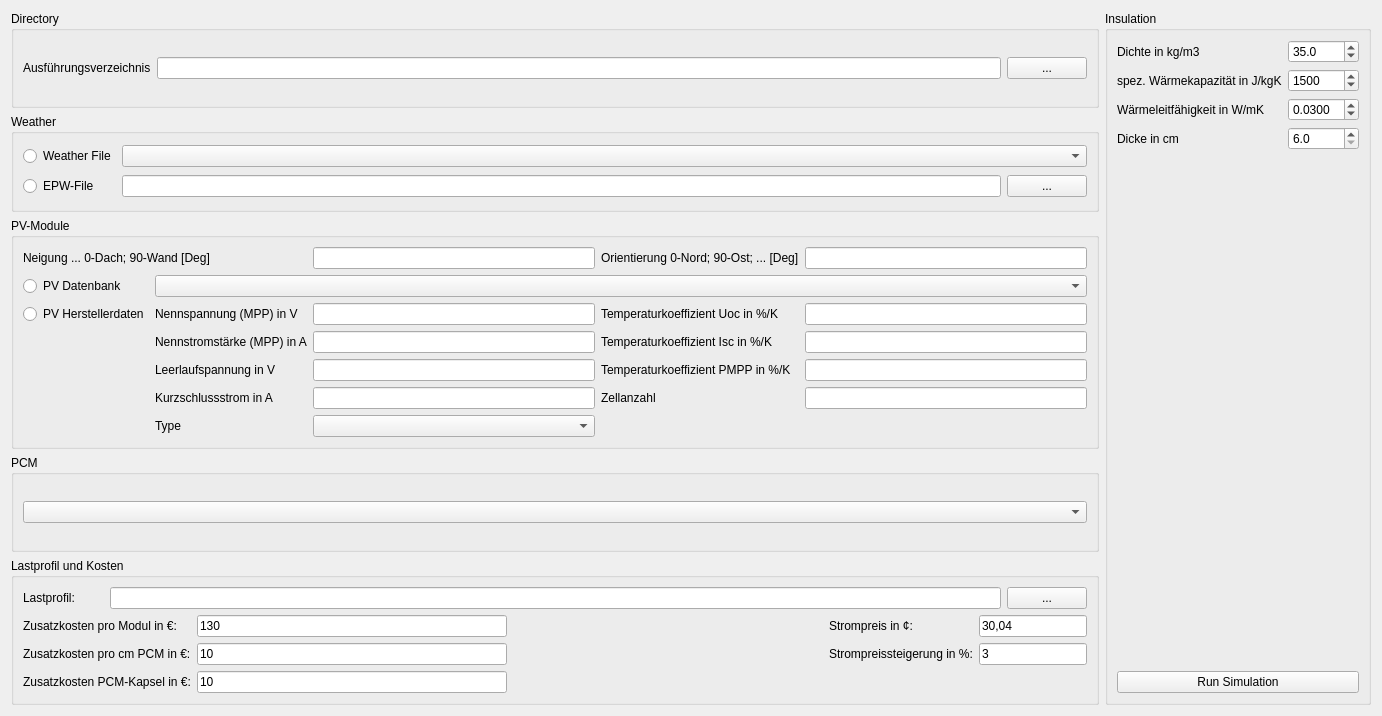
The window that PVTool/src/PVToolWidget.ui (Arombolosh/PVTool) describes before a commit, drawn with Qt 5.
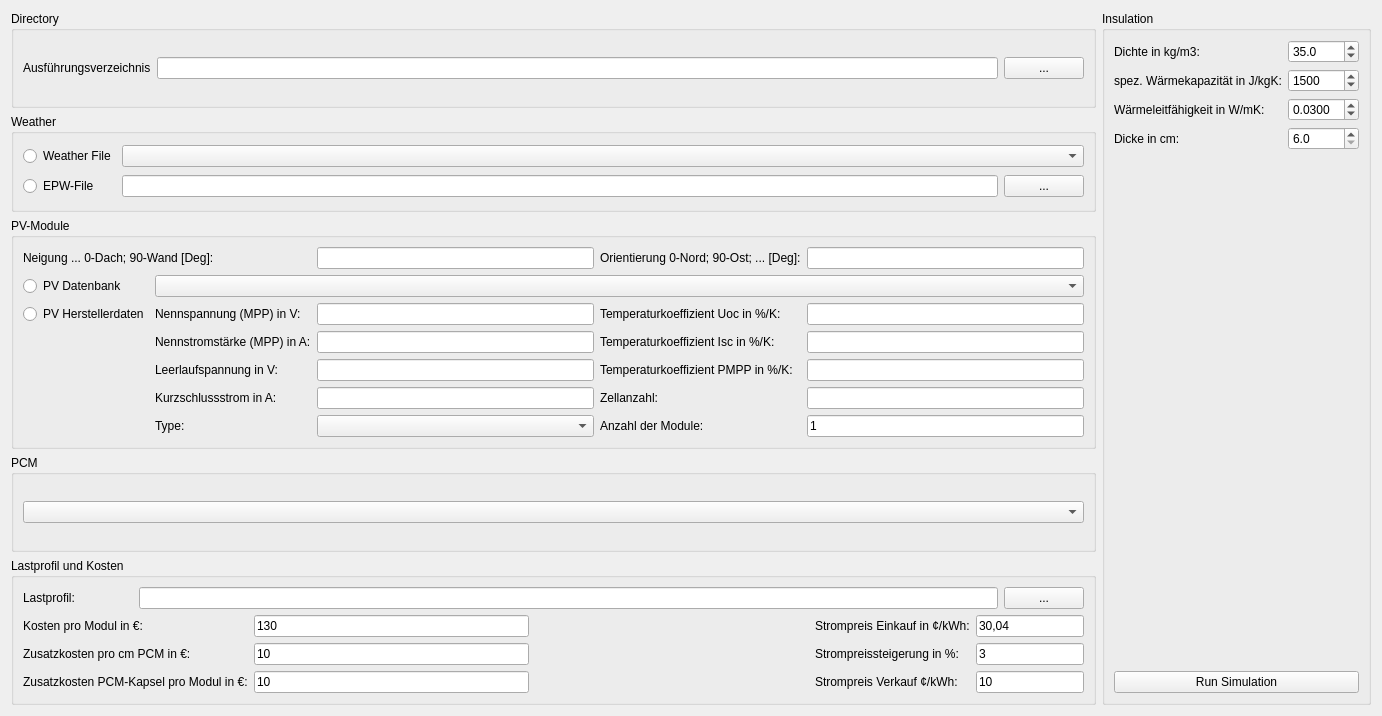
The same window after the commit.

Commit message: edit evaluate functions

The edit to the form file:
```diff
--- a/PVTool/src/PVToolWidget.ui
+++ b/PVTool/src/PVToolWidget.ui
@@ -49,7 +49,7 @@
       <item row="0" column="0" colspan="2">
        <widget class="QLabel" name="label_uMPP_2">
         <property name="text">
-         <string>Neigung ... 0-Dach; 90-Wand [Deg]</string>
+         <string>Neigung ... 0-Dach; 90-Wand [Deg]:</string>
         </property>
        </widget>
       </item>
@@ -59,7 +59,7 @@
       <item row="0" column="3">
        <widget class="QLabel" name="label_tempCoeffU_2">
         <property name="text">
-         <string>Orientierung 0-Nord; 90-Ost; ... [Deg]</string>
+         <string>Orientierung 0-Nord; 90-Ost; ... [Deg]:</string>
         </property>
        </widget>
       </item>
@@ -86,7 +86,7 @@
       <item row="2" column="1">
        <widget class="QLabel" name="label_uMPP">
         <property name="text">
-         <string>Nennspannung (MPP) in V</string>
+         <string>Nennspannung (MPP) in V:</string>
         </property>
        </widget>
       </item>
@@ -96,7 +96,7 @@
       <item row="2" column="3">
        <widget class="QLabel" name="label_tempCoeffU">
         <property name="text">
-         <string>Temperaturkoeffizient Uoc in %/K</string>
+         <string>Temperaturkoeffizient Uoc in %/K:</string>
         </property>
        </widget>
       </item>
@@ -106,7 +106,7 @@
       <item row="3" column="1">
        <widget class="QLabel" name="label_iMPP_2">
         <property name="text">
-         <string>Nennstromstärke (MPP) in A</string>
+         <string>Nennstromstärke (MPP) in A:</string>
         </property>
        </widget>
       </item>
@@ -116,7 +116,7 @@
       <item row="3" column="3">
        <widget class="QLabel" name="label_tempCoeffI">
         <property name="text">
-         <string>Temperaturkoeffizient Isc in %/K</string>
+         <string>Temperaturkoeffizient Isc in %/K:</string>
         </property>
        </widget>
       </item>
@@ -126,7 +126,7 @@
       <item row="4" column="1">
        <widget class="QLabel" name="label_uOC">
         <property name="text">
-         <string>Leerlaufspannung in V</string>
+         <string>Leerlaufspannung in V:</string>
         </property>
        </widget>
       </item>
@@ -136,7 +136,7 @@
       <item row="4" column="3">
        <widget class="QLabel" name="label_tempCoeffP">
         <property name="text">
-         <string>Temperaturkoeffizient PMPP in %/K</string>
+         <string>Temperaturkoeffizient PMPP in %/K:</string>
         </property>
        </widget>
       </item>
@@ -146,7 +146,7 @@
       <item row="5" column="1">
        <widget class="QLabel" name="label_iSC">
         <property name="text">
-         <string>Kurzschlussstrom in A</string>
+         <string>Kurzschlussstrom in A:</string>
         </property>
        </widget>
       </item>
@@ -156,7 +156,7 @@
       <item row="5" column="3">
        <widget class="QLabel" name="label_nSer">
         <property name="text">
-         <string>Zellanzahl</string>
+         <string>Zellanzahl:</string>
         </property>
        </widget>
       </item>
@@ -166,13 +166,27 @@
       <item row="6" column="1">
        <widget class="QLabel" name="label_iSC_2">
         <property name="text">
-         <string>Type</string>
+         <string>Type:</string>
         </property>
        </widget>
       </item>
       <item row="6" column="2">
        <widget class="QComboBox" name="comboBoxCellType"/>
       </item>
+      <item row="6" column="3">
+       <widget class="QLabel" name="label_numberOfModules">
+        <property name="text">
+         <string>Anzahl der Module:</string>
+        </property>
+       </widget>
+      </item>
+      <item row="6" column="4">
+       <widget class="QLineEdit" name="lineEdit_numberOfModules">
+        <property name="text">
+         <string>1</string>
+        </property>
+       </widget>
+      </item>
      </layout>
     </widget>
    </item>
@@ -265,7 +279,7 @@
       <item row="1" column="0" colspan="2">
        <widget class="QLabel" name="labelAddCostPV">
         <property name="text">
-         <string>Zusatzkosten pro Modul in €:</string>
+         <string>Kosten pro Modul in €:</string>
         </property>
        </widget>
       </item>
@@ -279,7 +293,7 @@
       <item row="1" column="4">
        <widget class="QLabel" name="label_9">
         <property name="text">
-         <string>Strompreis in ¢:</string>
+         <string>Strompreis Einkauf in ¢/kWh:</string>
         </property>
        </widget>
       </item>
@@ -334,12 +348,26 @@
       <item row="3" column="0" colspan="2">
        <widget class="QLabel" name="label_8">
         <property name="text">
-         <string>Zusatzkosten PCM-Kapsel in €:</string>
+         <string>Zusatzkosten PCM-Kapsel pro Modul in €:</string>
         </property>
        </widget>
       </item>
       <item row="3" column="2">
-       <widget class="QLineEdit" name="lineEditAddCostPCMCasing">
+       <widget class="QLineEdit" name="lineEdit_AddCostPCMCasing">
+        <property name="text">
+         <string>10</string>
+        </property>
+       </widget>
+      </item>
+      <item row="3" column="4">
+       <widget class="QLabel" name="label_CostElectricitySale">
+        <property name="text">
+         <string>&lt;html&gt;&lt;head/&gt;&lt;body&gt;&lt;p&gt;Strompreis Verkauf ¢/kWh:&lt;/p&gt;&lt;/body&gt;&lt;/html&gt;</string>
+        </property>
+       </widget>
+      </item>
+      <item row="3" column="5" colspan="2">
+       <widget class="QLineEdit" name="lineEdit_CostElectrEnergySale">
         <property name="text">
          <string>10</string>
         </property>
@@ -357,7 +385,7 @@
       <item row="1" column="0">
        <widget class="QLabel" name="label_2">
         <property name="text">
-         <string>spez. Wärmekapazität in J/kgK</string>
+         <string>spez. Wärmekapazität in J/kgK:</string>
         </property>
        </widget>
       </item>
@@ -409,7 +437,7 @@
       <item row="3" column="0">
        <widget class="QLabel" name="label_4">
         <property name="text">
-         <string>Dicke in cm</string>
+         <string>Dicke in cm:</string>
         </property>
        </widget>
       </item>
@@ -445,14 +473,14 @@
       <item row="2" column="0">
        <widget class="QLabel" name="label_3">
         <property name="text">
-         <string>Wärmeleitfähigkeit in W/mK</string>
+         <string>Wärmeleitfähigkeit in W/mK:</string>
         </property>
        </widget>
       </item>
       <item row="0" column="0">
        <widget class="QLabel" name="label">
         <property name="text">
-         <string>Dichte in kg/m3</string>
+         <string>Dichte in kg/m3:</string>
         </property>
        </widget>
       </item>
```
Left out of the diff: 22 changed lines with no effect on the pictures. The commit also changes 2 other files.
